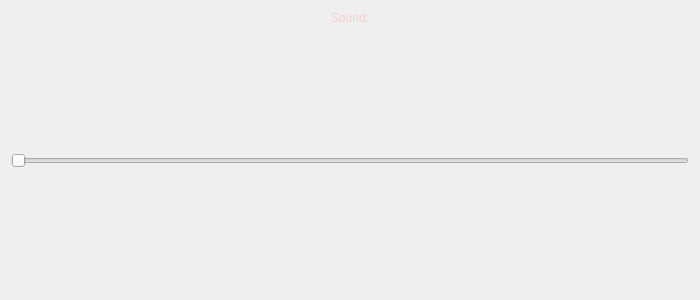
Above: MATFWars/settings.ui from Divljo31/MATFWars before the change. Below: the same form after it.
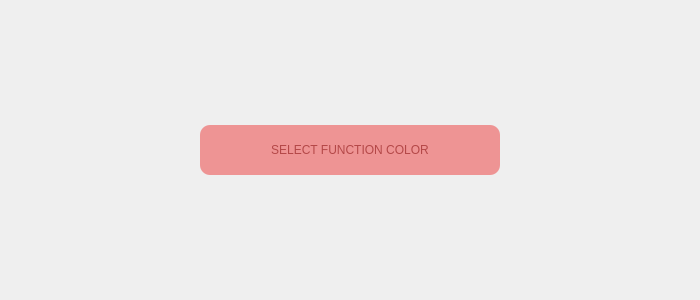
That is the form after the change. Icons and pictures are not drawn.

Commit message: settings prozor podesavanje

```diff
--- a/MATFWars/settings.ui
+++ b/MATFWars/settings.ui
@@ -12,7 +12,7 @@
   </property>
   <property name="minimumSize">
    <size>
-    <width>700</width>
+    <width>500</width>
     <height>300</height>
    </size>
   </property>
@@ -32,57 +32,38 @@
   </property>
   <layout class="QVBoxLayout" name="verticalLayout_2">
    <item>
-    <layout class="QVBoxLayout" name="verticalLayout">
+    <layout class="QHBoxLayout" name="horizontalLayout">
      <item>
-      <widget class="QLabel" name="sound_label">
+      <widget class="QPushButton" name="func_color_button">
+       <property name="sizePolicy">
+        <sizepolicy hsizetype="Expanding" vsizetype="Expanding">
+         <horstretch>0</horstretch>
+         <verstretch>0</verstretch>
+        </sizepolicy>
+       </property>
+       <property name="minimumSize">
+        <size>
+         <width>30</width>
+         <height>50</height>
+        </size>
+       </property>
+       <property name="maximumSize">
+        <size>
+         <width>300</width>
+         <height>50</height>
+        </size>
+       </property>
        <property name="styleSheet">
-        <string notr="true">color: rgb(246, 206, 206);
-font: 600 20pt &quot;URW Bookman&quot;;</string>
+        <string notr="true">color:rgb(180, 72, 72);
+font: 600 15pt &quot;URW Bookman&quot;;
+background-color:rgb(238, 148, 148);
+border-radius:10px;</string>
        </property>
        <property name="text">
-        <string>Sound:</string>
+        <string>SELECT FUNCTION COLOR</string>
        </property>
-       <property name="alignment">
-        <set>Qt::AlignCenter</set>
-       </property>
       </widget>
      </item>
-     <item>
-      <spacer name="verticalSpacer">
-       <property name="orientation">
-        <enum>Qt::Vertical</enum>
-       </property>
-       <property name="sizeHint" stdset="0">
-        <size>
-         <width>20</width>
-         <height>40</height>
-        </size>
-       </property>
-      </spacer>
-     </item>
-     <item>
-      <widget class="QSlider" name="sound_horizontalSlider">
-       <property name="styleSheet">
-        <string notr="true">alternate-background-color: qlineargradient(spread:pad, x1:0, y1:1, x2:1, y2:1, stop:0.179104 rgba(231, 140, 140, 255), stop:0.885572 rgba(180, 57, 57, 255));</string>
-       </property>
-       <property name="orientation">
-        <enum>Qt::Horizontal</enum>
-       </property>
-      </widget>
-     </item>
-     <item>
-      <spacer name="verticalSpacer_2">
-       <property name="orientation">
-        <enum>Qt::Vertical</enum>
-       </property>
-       <property name="sizeHint" stdset="0">
-        <size>
-         <width>20</width>
-         <height>40</height>
-        </size>
-       </property>
-      </spacer>
-     </item>
     </layout>
    </item>
   </layout>
```
The commit also changes 3 other files.
